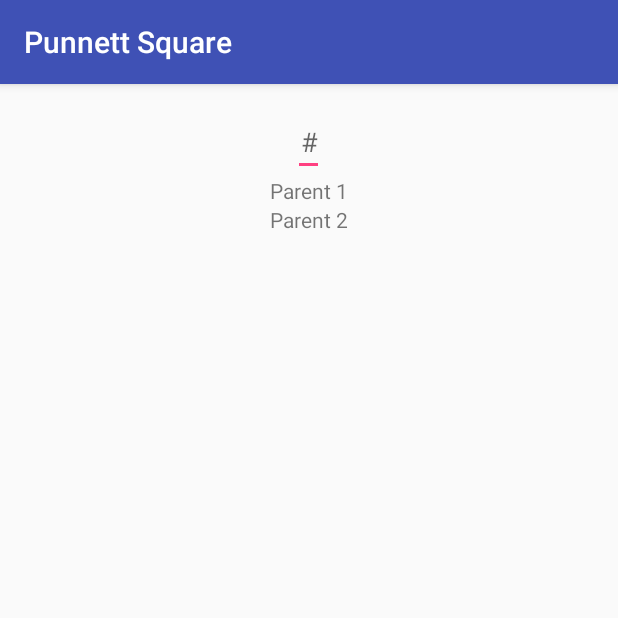
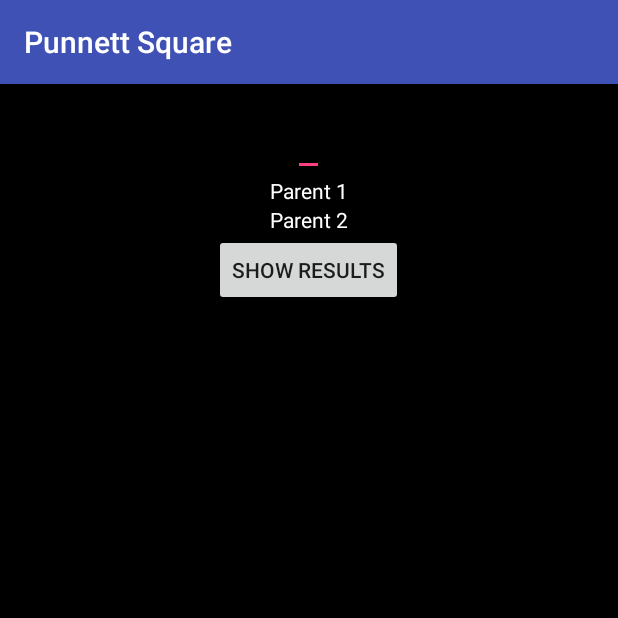
Before and after one commit to ThePieMonster/PunnettSquare, an Android app: the screen it shows after launch (MainActivity), on a phone screen of 412 x 824 dp, the top half of it. Run offline under Robolectric (Android 15) with nearby library versions, the phone set to English and light mode, and no system bars.

```diff
--- a/app/src/main/res/layout/activity_main.xml
+++ b/app/src/main/res/layout/activity_main.xml
@@ -8,6 +8,7 @@
     android:paddingLeft="@dimen/activity_horizontal_margin"
     android:paddingRight="@dimen/activity_horizontal_margin"
     android:paddingTop="@dimen/activity_vertical_margin"
+    android:background="@color/colorBlack"
     tools:context="net.piestudios.app.punnettsquare.MainActivity">
 
 
@@ -16,6 +17,7 @@
         android:layout_height="wrap_content"
         android:inputType="number"
         android:layout_centerHorizontal="true"
+        android:textColor="@color/colorWhite"
         android:hint="#"
         android:layout_alignParentTop="true"
         android:id="@+id/numberoftraitsbox"
@@ -33,6 +35,7 @@
             <TextView
                 android:layout_width="wrap_content"
                 android:layout_height="wrap_content"
+                android:textColor="@color/colorWhite"
                 android:text="Parent 1"/>
         </TableRow>
         <TableRow
@@ -41,10 +44,29 @@
             <TextView
                 android:layout_width="wrap_content"
                 android:layout_height="wrap_content"
+                android:textColor="@color/colorWhite"
                 android:text="Parent 2"/>
         </TableRow>
         <TableRow
             android:id="@+id/row2"></TableRow>
     </TableLayout>
 
+    <Button
+        android:layout_width="wrap_content"
+        android:layout_height="wrap_content"
+        android:layout_below="@+id/table"
+        android:text="Show Results"
+        android:onClick="onClick"
+        android:layout_centerHorizontal="true"
+        android:id="@+id/button"/>
+
+    <TableLayout
+        android:layout_below="@id/button"
+        android:layout_width="wrap_content"
+        android:layout_height="wrap_content"
+        android:layout_centerHorizontal="true"
+        android:id="@+id/square">
+
+    </TableLayout>
+
 </RelativeLayout>
--- a/app/src/main/res/values/colors.xml
+++ b/app/src/main/res/values/colors.xml
@@ -3,4 +3,6 @@
     <color name="colorPrimary">#3F51B5</color>
     <color name="colorPrimaryDark">#303F9F</color>
     <color name="colorAccent">#FF4081</color>
+    <color name="colorBlack">#000000</color>
+    <color name="colorWhite">#FFFFFF</color>
 </resources>
```
Also changed, not shown: app/src/main/java/net/piestudios/app/punnettsquare/MainActivity.java (+105 -4 lines).
